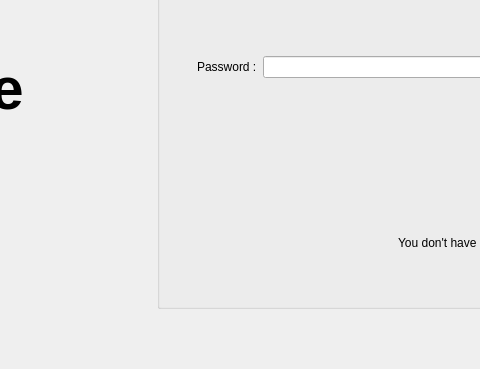
First picture: the form in puissance4/loginwindow.ui, repository rvasseur31/puissance-4, before the edit; both pictures show x 402 to 882 and y 132 to 501 of the 1109 by 501 pixel window.
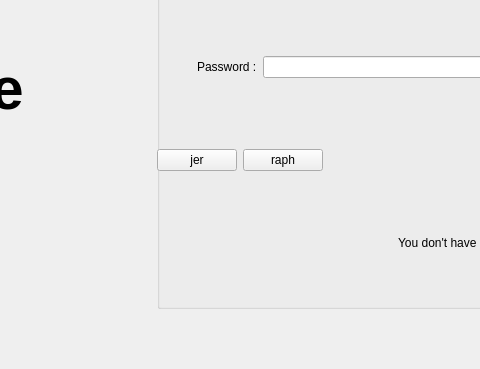
Second picture: the form after the edit.

Commit message: button auto connection

Patch:
```diff
--- a/puissance4/loginwindow.ui
+++ b/puissance4/loginwindow.ui
@@ -227,6 +227,20 @@
          </item>
          <item>
           <layout class="QHBoxLayout" name="horizontalLayout_8">
+           <item>
+            <widget class="QPushButton" name="pushButtonJer">
+             <property name="text">
+              <string>jer</string>
+             </property>
+            </widget>
+           </item>
+           <item>
+            <widget class="QPushButton" name="pushButtonRaf">
+             <property name="text">
+              <string>raph</string>
+             </property>
+            </widget>
+           </item>
            <item>
             <spacer name="horizontalSpacer_5">
              <property name="orientation">
```
Left out of the diff: 2 changed lines with no effect on the pictures. The commit also changes 2 other files.
